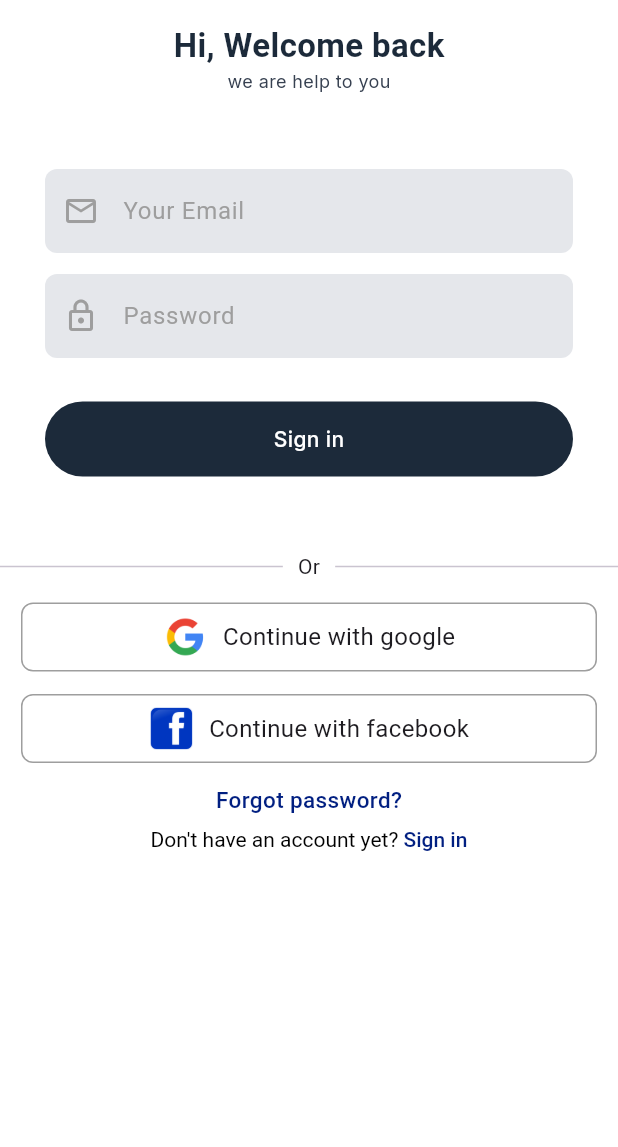
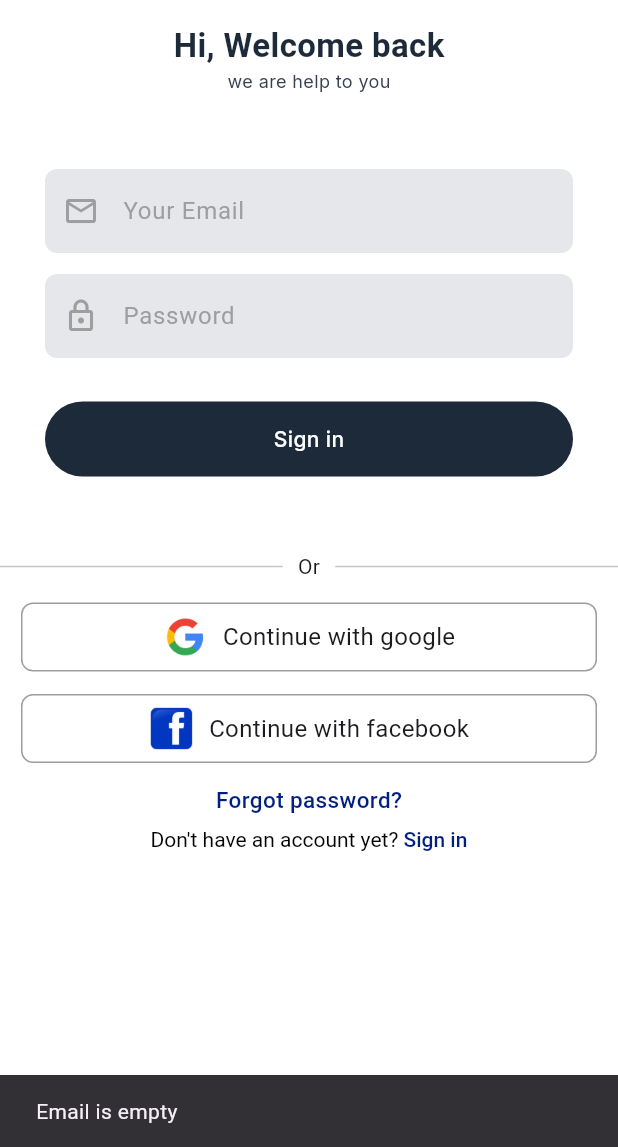
Before and after one commit to adithyanashok/quickCare, a Flutter app: the SigninScreen screen opened directly, after a tap on "Sign in", on a phone screen of 412 x 824 dp, the part 89-1236 px from its top. Run offline on Flutter 3.47's test engine with Material 3 defaults, Android fonts, the phone set to English and light mode, and no system bars; our stand-ins replace bloc, calendar_date_picker2, cloud_firestore, dartz, firebase_auth, firebase_core and 8 more; missing offline and left inert: animated_rating_stars; accounts and stored records are empty.

Commit message:
signin and signup done

```diff
--- a/lib/common/widgets/custom_textfield.dart
+++ b/lib/common/widgets/custom_textfield.dart
@@ -4,17 +4,21 @@ import 'package:quick_care/core/colors.dart';
 class CustomTextField extends StatelessWidget {
   final String name;
   final IconData icon;
+  final TextEditingController controller;
   const CustomTextField({
     super.key,
     required this.name,
     required this.icon,
+    required this.controller,
   });
 
   @override
   Widget build(BuildContext context) {
     return TextField(
+      controller: controller,
       decoration: InputDecoration(
         // fillColor: Colors.grey,
+
         fillColor: AppColors.grey200,
         filled: true,
         border: OutlineInputBorder(
--- /dev/null
+++ b/lib/core/di/injection.dart
@@ -0,0 +1,20 @@
+// import 'package:get_it/get_it.dart';
+// import 'package:injectable/injectable.dart';
+
+// final getIt = GetIt.instance;
+
+// @InjectableInit(
+//   initializerName: 'init',
+// )
+// void configureDependencies() =>
+//     getIt.registerLazySingleton();
+import 'package:get_it/get_it.dart';
+import 'package:injectable/injectable.dart';
+import 'package:quick_care/core/di/injection.config.dart';
+
+final GetIt getIt = GetIt.instance; // GetIt instance
+
+@InjectableInit()
+Future<void> configureInjection() async {
+  getIt.init(environment: Environment.prod);
+}
--- /dev/null
+++ b/lib/features/auth/data/repositories/auth_repository_imp.dart
@@ -0,0 +1,77 @@
+import 'package:dartz/dartz.dart';
+import 'package:injectable/injectable.dart';
+import 'package:quick_care/core/errors/failure.dart';
+import 'package:quick_care/core/errors/firebase_error_mapper.dart';
+import 'package:quick_care/features/auth/domain/model/auth_model.dart';
+import 'package:quick_care/features/auth/domain/repositories/auth_repository.dart';
+import 'package:firebase_auth/firebase_auth.dart';
+import 'package:cloud_firestore/cloud_firestore.dart';
+
+@LazySingleton(as: AuthRepository)
+class AuthRepositoryImp extends AuthRepository {
+  final FirebaseAuth _firebaseAuth = FirebaseAuth.instance;
+  final FirebaseFirestore _firestore = FirebaseFirestore.instance;
+
+  @override
+  Future<Either<Failure, AuthModel>> signUp(
+      {required String email, required String password}) async {
+    try {
+      if (email.isEmpty) {
+        return Left(Failure("Email is empty"));
+      }
+      if (password.isEmpty) {
+        return Left(Failure("Password is empty"));
+      }
+
+      // Create new user
+      UserCredential userCredential = await _firebaseAuth
+          .createUserWithEmailAndPassword(email: email, password: password);
+      // Extract the created user
+      AuthModel user = AuthModel(
+          id: userCredential.user!.uid, email: email, password: password);
+      // Create new database for the created user.
+      await _firestore.collection('users').doc(user.id).set(user.toJson());
+      return Right(user);
+    } on FirebaseAuthException catch (e) {
+      return Left(FirebaseErrorMapper.fromFirebaseAuthException(e));
+    } catch (e) {
+      return Left(Failure("Unexpected error: ${e.toString()}"));
+    }
+  }
+
+  @override
+  Future<Either<Failure, AuthModel>> signIn(
+      {required String email, required String password}) async {
+    try {
+      if (email.isEmpty) {
+        return Left(Failure("Email is empty"));
+      }
+      if (password.isEmpty) {
+        return Left(Failure("Password is empty"));
+      }
+
+      // Signin with email
+      final userCredential = await _firebaseAuth.signInWithEmailAndPassword(
+          email: email, password: password);
+      // Extract the created user
+
+      AuthModel user = AuthModel(
+          id: userCredential.user!.uid, email: email, password: password);
+
+      return Right(user);
+    } on FirebaseAuthException catch (e) {
+      return Left(FirebaseErrorMapper.fromFirebaseAuthException(e));
+    } catch (e) {
+      return Left(Failure("Unexpected error: ${e.toString()}"));
+    }
+  }
+
+  @override
+  Future<void> signOut() async {
+    try {
+      await _firebaseAuth.signOut();
+    } catch (e) {
+      throw Exception(e);
+    }
+  }
+}
--- a/lib/features/auth/domain/model/auth_model.dart
+++ b/lib/features/auth/domain/model/auth_model.dart
@@ -5,9 +5,9 @@ part 'auth_model.g.dart';
 @freezed
 class AuthModel with _$AuthModel {
   const factory AuthModel({
+    required String id,
     required String email,
     required String password,
-    required String role,
   }) = _AuthModel;
 
   factory AuthModel.fromJson(Map<String, dynamic> json) =>
--- /dev/null
+++ b/lib/features/auth/domain/repositories/auth_repository.dart
@@ -0,0 +1,13 @@
+import 'package:dartz/dartz.dart';
+import 'package:quick_care/core/errors/failure.dart';
+import 'package:quick_care/features/auth/domain/model/auth_model.dart';
+
+abstract class AuthRepository {
+  Future<Either<Failure, AuthModel>> signUp({
+    required String email,
+    required String password,
+  });
+  Future<Either<Failure, AuthModel>> signIn(
+      {required String email, required String password});
+  Future<void> signOut();
+}
--- /dev/null
+++ b/lib/features/auth/presentation/bloc/auth_bloc_bloc.dart
@@ -0,0 +1,43 @@
+import 'package:bloc/bloc.dart';
+import 'package:freezed_annotation/freezed_annotation.dart';
+import 'package:injectable/injectable.dart';
+import 'package:quick_care/features/auth/domain/model/auth_model.dart';
+import 'package:quick_care/features/auth/domain/repositories/auth_repository.dart';
+
+part 'auth_bloc_event.dart';
+part 'auth_bloc_state.dart';
+part 'auth_bloc_bloc.freezed.dart';
+
+@injectable
+class AuthBlocBloc extends Bloc<AuthBlocEvent, AuthBlocState> {
+  AuthRepository authRepository;
+  AuthBlocBloc(this.authRepository) : super(_Initial()) {
+    on<_Signup>((event, emit) async {
+      emit(const AuthBlocState.loading());
+
+      final result = await authRepository.signUp(
+        email: event.email,
+        password: event.password,
+      );
+
+      result.fold(
+        (failure) => emit(AuthBlocState.error(failure.message)),
+        (user) => emit(AuthBlocState.authenticated(user)),
+      );
+    });
+
+    on<_Signin>((event, emit) async {
+      emit(const AuthBlocState.loading());
+
+      final result = await authRepository.signIn(
+        email: event.email,
+        password: event.password,
+      );
+
+      result.fold(
+        (failure) => emit(AuthBlocState.error(failure.message)),
+        (user) => emit(AuthBlocState.authenticated(user)),
+      );
+    });
+  }
+}
--- /dev/null
+++ b/lib/features/auth/presentation/bloc/auth_bloc_event.dart
@@ -0,0 +1,8 @@
+part of 'auth_bloc_bloc.dart';
+
+@freezed
+class AuthBlocEvent with _$AuthBlocEvent {
+  const factory AuthBlocEvent.signup(String email, String password) = _Signup;
+  const factory AuthBlocEvent.signin(String email, String password) = _Signin;
+  const factory AuthBlocEvent.signinout() = _Signout;
+}
--- /dev/null
+++ b/lib/features/auth/presentation/bloc/auth_bloc_state.dart
@@ -0,0 +1,11 @@
+part of 'auth_bloc_bloc.dart';
+
+@freezed
+class AuthBlocState with _$AuthBlocState {
+  const factory AuthBlocState.initial() = _Initial;
+  const factory AuthBlocState.authenticated(AuthModel authmodel) =
+      Authenticated;
+  const factory AuthBlocState.unauthenticated() = _Unauthenticated;
+  const factory AuthBlocState.loading() = Loading;
+  const factory AuthBlocState.error(String error) = _Error;
+}
--- a/lib/features/auth/presentation/screens/signin_screen.dart
+++ b/lib/features/auth/presentation/screens/signin_screen.dart
@@ -1,6 +1,9 @@
 import 'package:flutter/material.dart';
+import 'package:flutter_bloc/flutter_bloc.dart';
+import 'package:quick_care/common/screens/bottom_nav.dart';
 import 'package:quick_care/common/widgets/button_widgfet.dart';
 import 'package:quick_care/common/widgets/custom_textfield.dart';
+import 'package:quick_care/features/auth/presentation/bloc/auth_bloc_bloc.dart';
 import 'package:quick_care/features/auth/presentation/screens/signup_screen.dart';
 import 'package:quick_care/features/auth/presentation/widgets/custom_rich_text.dart';
 import 'package:quick_care/features/auth/presentation/widgets/header.dart';
@@ -11,9 +14,31 @@ class SigninScreen extends StatelessWidget {
 
   @override
   Widget build(BuildContext context) {
+    TextEditingController emailController = TextEditingController();
+    TextEditingController passwordController = TextEditingController();
     return Scaffold(
-      body: SafeArea(
-        child: SingleChildScrollView(
+      body: BlocConsumer<AuthBlocBloc, AuthBlocState>(
+        listener: (context, state) {
+          state.whenOrNull(
+            authenticated: (authmodel) {
+              Navigator.of(context).pushReplacement(
+                MaterialPageRoute(
+                  builder: (context) => BottomNav(),
+                ),
+              );
+            },
+            error: (error) => ScaffoldMessenger.of(context).showSnackBar(
+              SnackBar(content: Text(error)),
+            ),
+          );
+        },
+        builder: (context, state) {
+          return SafeArea(
+            child: (state is Loading)
+                ? Center(
+                    child: CircularProgressIndicator(),
+                  )
+                : SingleChildScrollView(
                     child: Column(
                       spacing: 20,
                       crossAxisAlignment: CrossAxisAlignment.center,
@@ -29,16 +54,22 @@ class SigninScreen extends StatelessWidget {
                             spacing: 14,
                             children: [
                               CustomTextField(
+                                controller: emailController,
                                 name: "Your Email",
                                 icon: Icons.mail_outline_outlined,
                               ),
                               CustomTextField(
+                                controller: passwordController,
                                 name: "Password",
                                 icon: Icons.lock_outlined,
                               ),
                               SizedBox(height: 1),
                               CustomRoundedButton(
-                      onTap: () {},
+                                onTap: () {
+                                  context.read<AuthBlocBloc>().add(
+                                      AuthBlocEvent.signin(emailController.text,
+                                          passwordController.text));
+                                },
                                 name: "Sign in",
                               )
                             ],
@@ -78,6 +109,8 @@ class SigninScreen extends StatelessWidget {
                       ],
                     ),
                   ),
+          );
+        },
       ),
     );
   }
--- a/lib/features/search/presentation/search_screen.dart
+++ b/lib/features/search/presentation/search_screen.dart
@@ -13,6 +13,7 @@ class SearchScreen extends StatefulWidget {
 }
 
 class _SearchScreenState extends State<SearchScreen> {
+  final controller = TextEditingController();
   @override
   Widget build(BuildContext context) {
     return Scaffold(
@@ -27,6 +28,7 @@ class _SearchScreenState extends State<SearchScreen> {
         padding: EdgeInsets.all(14),
         children: [
           CustomTextField(
+            controller: controller,
             name: "Search",
             icon: HugeIcons.strokeRoundedSearch01,
           ),
```
Also changed, not shown: lib/core/errors/failure.dart (added, +7 -0 lines), lib/core/errors/firebase_error_mapper.dart (added, +19 -0 lines), lib/features/auth/presentation/screens/signup_screen.dart (+43 -13 lines), lib/features/create_account/presentation/screens/create_account_screen.dart (+10 -0 lines), lib/main.dart (+24 -7 lines), pubspec.yaml (+7 -2 lines), firebase.json (added), lib/core/di/injection.config.dart (added), lib/features/auth/domain/model/auth_model.freezed.dart, lib/features/auth/domain/model/auth_model.g.dart, lib/features/auth/presentation/bloc/auth_bloc_bloc.freezed.dart (added), lib/firebase_options.dart (added), pubspec.lock, 3 other files. Lines whose indentation alone changed are shown as unchanged.
